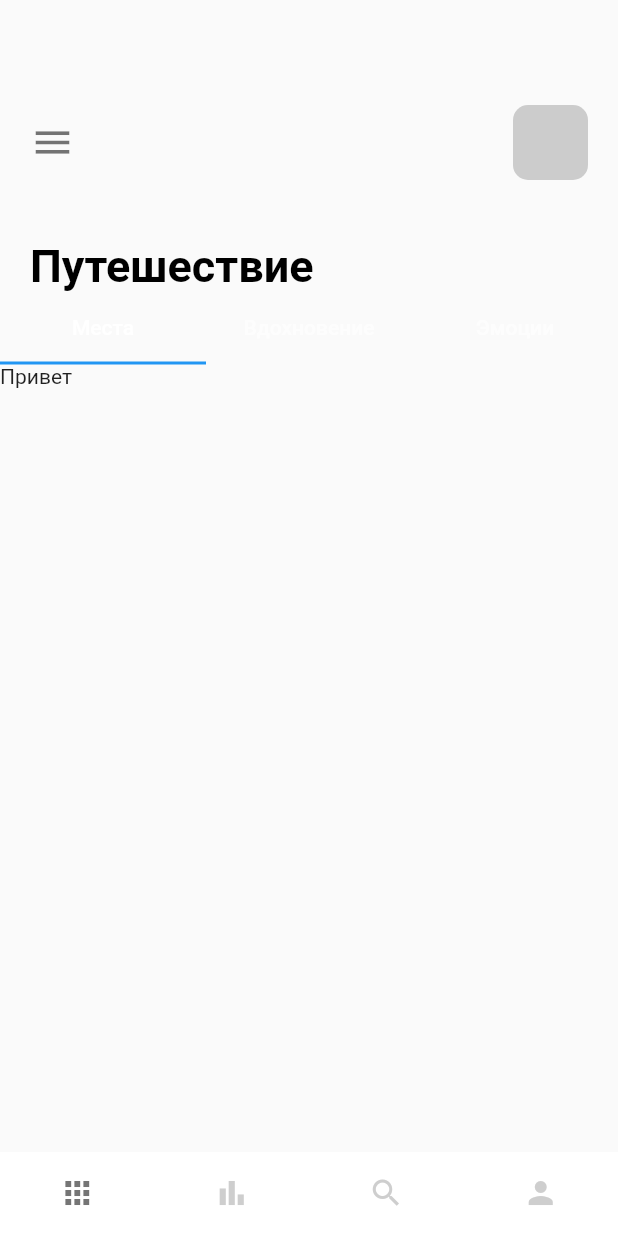
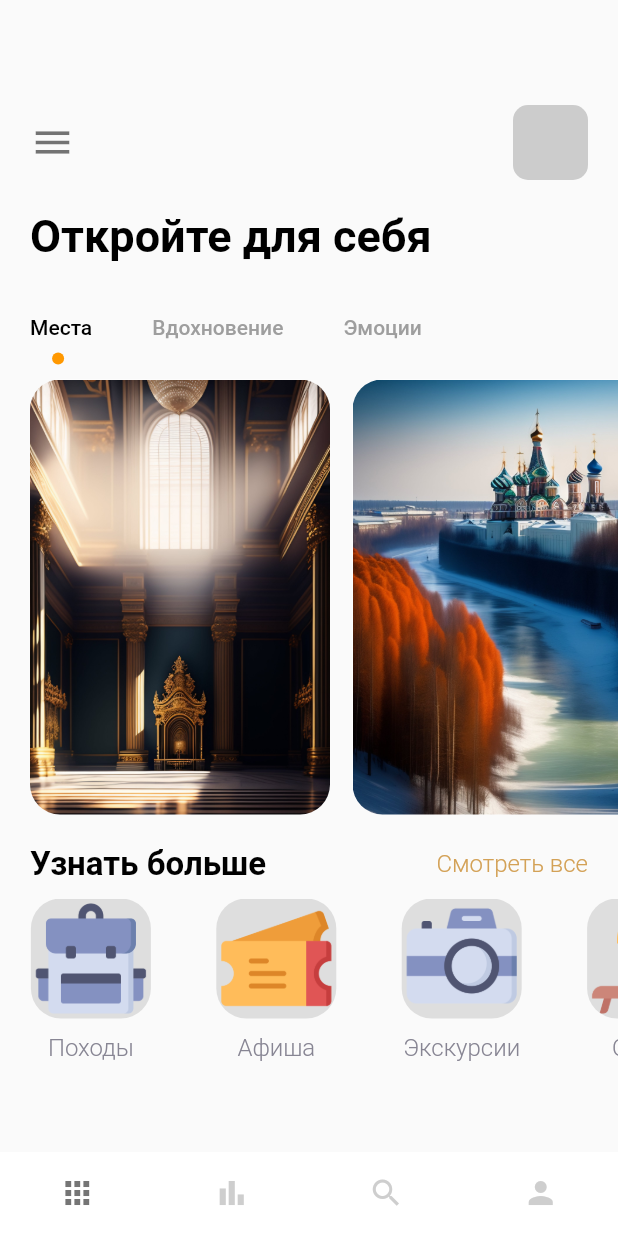
Before and after one commit to AnatoliyRoslyakov/travel_app, a Flutter app: the screen it shows after launch, on a phone screen of 412 x 824 dp. Run offline on Flutter 3.47's test engine with Material 2 defaults, Android fonts, the light colour scheme and no system bars; drawn by our look-alikes of carousel_slider; our stand-ins replace flutter_svg.

Commit message:
create a home page

```diff
--- a/the_travel_app/lib/misc/colors.dart
+++ b/the_travel_app/lib/misc/colors.dart
@@ -1,7 +1,7 @@
 import 'package:flutter/material.dart';
 
 class AppColors {
-  static final Color textColor1 = Color(0xFF989ACD);
+  static final Color textColor1 = Color.fromARGB(255, 211, 161, 86);
   static final Color textColor2 = Color(0xFF878593);
   static final Color bigTextColor = Color(0xFF2E2E31);
   static final Color mainColor = Colors.orange;
--- a/the_travel_app/lib/pages/navpages/home_page.dart
+++ b/the_travel_app/lib/pages/navpages/home_page.dart
@@ -1,4 +1,8 @@
 import 'package:flutter/material.dart';
+
+import 'package:the_travel_app/misc/colors.dart';
+import 'package:the_travel_app/widgets/app_text.dart';
+import 'package:carousel_slider/carousel_slider.dart';
 
 import '../../widgets/app_large_text.dart';
 
@@ -8,6 +12,10 @@ class HomePage extends StatefulWidget {
   @override
   State<HomePage> createState() => _HomePageState();
 }
+
+List mesto = ['mesto1.jpg', 'mesto2.jpg', 'mesto3.jpg'];
+List moreInfoImg = ["afisha.png", "ekskursia.png", "otdih.png", "pohod.png"];
+List moreInfoText = ["Афиша", "Экскурсии", "Отдых", "Походы"];
 
 class _HomePageState extends State<HomePage> with TickerProviderStateMixin {
   @override
@@ -35,33 +43,156 @@ class _HomePageState extends State<HomePage> with TickerProviderStateMixin {
                   ),
                 ],
               )),
-          const SizedBox(height: 40),
+          const SizedBox(height: 20),
           // Путешествие
           Container(
             margin: EdgeInsets.only(left: 20),
             child: AppLargeText(
-              text: 'Путешествие',
+              text: 'Откройте для себя',
               color: Colors.black,
             ),
           ),
+          SizedBox(height: 20),
           // tabbar
           Container(
-            child: TabBar(controller: _tabController, tabs: [
-              Tab(
-                text: 'Места',
+            child: Align(
+              alignment: Alignment.centerLeft,
+              child: TabBar(
+                  labelPadding: const EdgeInsets.only(left: 20, right: 20),
+                  labelColor: Colors.black,
+                  controller: _tabController,
+                  unselectedLabelColor: Colors.grey,
+                  isScrollable: true,
+                  indicatorSize: TabBarIndicatorSize.label,
+                  indicator:
+                      CircleTabIndicator(color: AppColors.mainColor, radius: 4),
+                  tabs: [
+                    Tab(text: 'Места'),
+                    Tab(text: 'Вдохновение'),
+                    Tab(text: 'Эмоции'),
+                  ]),
+            ),
+          ),
+          Container(
+            padding: const EdgeInsets.only(left: 20),
+            height: 300,
+            width: double.maxFinite,
+            child: TabBarView(controller: _tabController, children: [
+              ListView.builder(
+                itemCount: mesto.length,
+                scrollDirection: Axis.horizontal,
+                itemBuilder: (BuildContext context, int index) {
+                  return Container(
+                    margin: const EdgeInsets.only(right: 15, top: 10),
+                    width: 200,
+                    height: 280,
+                    decoration: BoxDecoration(
+                        borderRadius: BorderRadius.circular(20),
+                        color: Colors.white,
+                        image: DecorationImage(
+                            image: AssetImage('img/${mesto[index]}'),
+                            fit: BoxFit.cover)),
+                  );
+                },
               ),
-              Tab(text: 'Вдохновение'),
-              Tab(text: 'Эмоции'),
+              Text('Тут'),
+              Text('Пока')
             ]),
           ),
-          SizedBox(
-              height: 300,
-              width: double.maxFinite,
-              child: TabBarView(
-                  controller: _tabController,
-                  children: [Text('Привет'), Text('Тут'), Text('Пока')]))
+          SizedBox(height: 20),
+          Container(
+            margin: const EdgeInsets.only(left: 20, right: 20),
+            child: Row(
+                mainAxisAlignment: MainAxisAlignment.spaceBetween,
+                children: [
+                  AppLargeText(
+                    text: 'Узнать больше',
+                    color: Colors.black,
+                    size: 22,
+                  ),
+                  AppText(
+                    text: 'Смотреть все',
+                    color: AppColors.textColor1,
+                  )
+                ]),
+          ),
+          SizedBox(height: 10),
+          Container(
+              height: 119,
+              width: double.infinity,
+              child: CarouselSlider(
+                options: CarouselOptions(
+                  height: 119.0,
+                  aspectRatio: 1 / 1,
+                  viewportFraction: 0.3,
+                ),
+                items: moreInfoText.map((item) {
+                  return Builder(
+                    builder: (BuildContext context) {
+                      return Row(
+                        children: [
+                          Column(
+                            children: [
+                              Container(
+                                margin: const EdgeInsets.only(right: 10),
+                                width: 80,
+                                height: 80,
+                                decoration: BoxDecoration(
+                                    borderRadius: BorderRadius.circular(20),
+                                    color: Colors.grey.withOpacity(0.3),
+                                    image: DecorationImage(
+                                        image: AssetImage(
+                                            'img/${moreInfoImg[moreInfoText.indexOf(item)]}'),
+                                        fit: BoxFit.cover)),
+                              ),
+                              SizedBox(height: 10),
+                              Container(
+                                margin: EdgeInsets.only(right: 10),
+                                child: AppText(
+                                  text: item,
+                                  color: AppColors.textColor2,
+                                ),
+                              )
+                            ],
+                          ),
+                        ],
+                      );
+                    },
+                  );
+                }).toList(),
+              ))
         ],
       ),
     );
   }
 }
+
+class CircleTabIndicator extends Decoration {
+  final Color color;
+  double radius;
+
+  CircleTabIndicator({required this.color, required this.radius});
+  @override
+  BoxPainter createBoxPainter([VoidCallback? onChanged]) {
+    // TODO: implement createBoxPainter
+    return _CirclePainter(color: color, radius: radius);
+  }
+}
+
+class _CirclePainter extends BoxPainter {
+  final Color color;
+  double radius;
+
+  _CirclePainter({required this.color, required this.radius});
+  @override
+  void paint(Canvas canvas, Offset offset, ImageConfiguration configuration) {
+    Paint _paint = Paint();
+    _paint.color = color;
+    _paint.isAntiAlias = true;
+    final Offset circleOffset = Offset(
+        configuration.size!.width / 2 - radius / 2,
+        configuration.size!.height - radius);
+
+    canvas.drawCircle(offset + circleOffset, radius, _paint);
+  }
+}
--- a/the_travel_app/lib/pages/welcom_page.dart
+++ b/the_travel_app/lib/pages/welcom_page.dart
@@ -42,7 +42,7 @@ class _WelcomPageState extends State<WelcomPage> {
                       Column(
                         crossAxisAlignment: CrossAxisAlignment.start,
                         children: [
-                          AppLargeText(text: 'Путешествие'),
+                          AppLargeText(text: 'Откройте для себя'),
                           AppText(text: textApp[index], size: 30),
                           SizedBox(
                             height: 20,
--- a/the_travel_app/pubspec.yaml
+++ b/the_travel_app/pubspec.yaml
@@ -47,6 +47,7 @@ dev_dependencies:
   # package. See that file for information about deactivating specific lint
   # rules and activating additional ones.
   flutter_lints: ^2.0.0
+  carousel_slider: ^4.2.1
 
 # For information on the generic Dart part of this file, see the
 # following page: https://dart.dev/tools/pub/pubspec
```
Also changed, not shown: the_travel_app/img/afisha.png (added), the_travel_app/img/balloning.png (deleted), the_travel_app/img/ekskursia.png (added), the_travel_app/img/hiking.png (deleted), the_travel_app/img/kayaking.png (deleted), the_travel_app/img/mesto1.jpg (added), the_travel_app/img/mesto2.jpg (added), the_travel_app/img/mesto3.jpg (added), the_travel_app/img/mountain.jpeg (deleted), the_travel_app/img/otdih.png (added), the_travel_app/img/pohod.png (added), the_travel_app/img/snorkling.png (deleted), the_travel_app/pubspec.lock.
